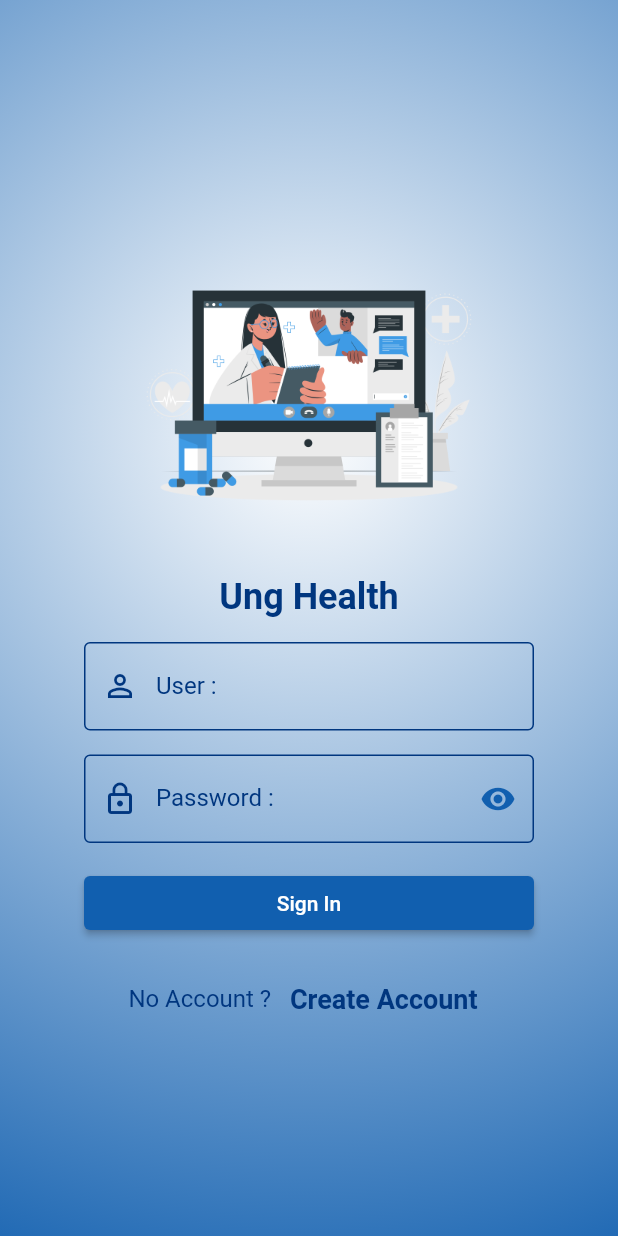
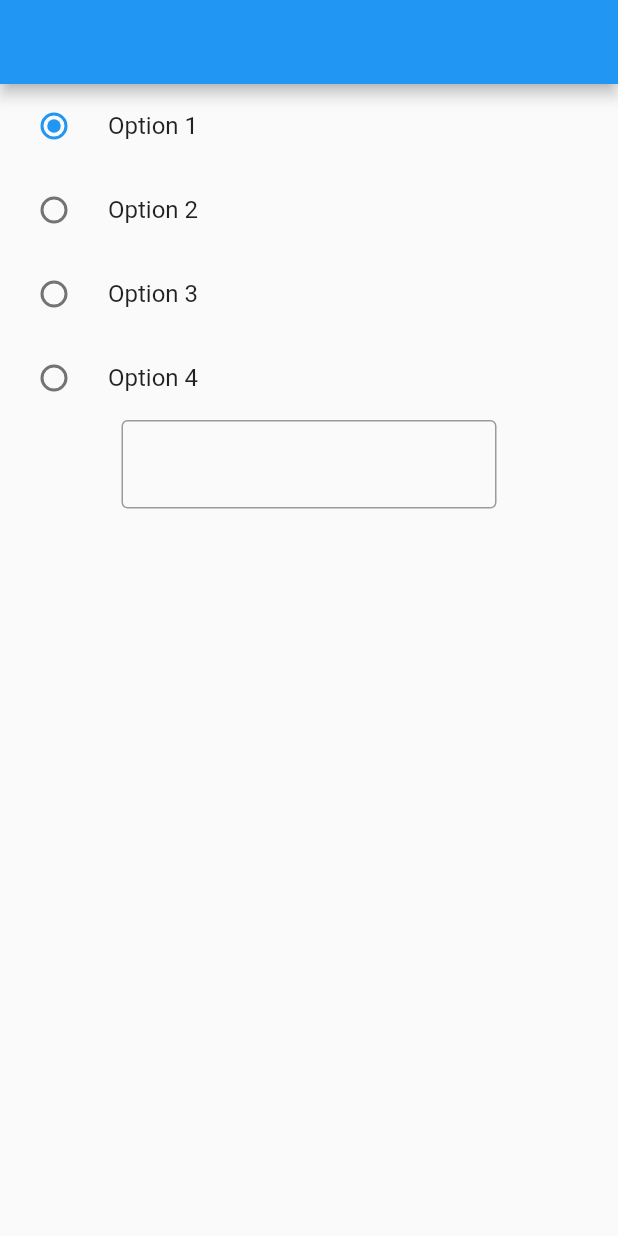
Before and after one commit to masterUNG/UngHealth, a Flutter app: the screen it shows after launch, on a phone screen of 412 x 824 dp. Run offline on Flutter 3.47's test engine with Material 2 defaults, Android fonts, the phone set to English and light mode, and no system bars; our stand-ins replace dio, geolocator, google_maps_flutter, image_picker, shared_preferences; accounts and stored records are empty.

Commit message:
update Damo

```diff
--- a/lib/main.dart
+++ b/lib/main.dart
@@ -3,6 +3,7 @@ import 'package:shared_preferences/shared_preferences.dart';
 import 'package:unghealth/states/add_edit_profile_nurse.dart';
 import 'package:unghealth/states/authen.dart';
 import 'package:unghealth/states/create_account.dart';
+import 'package:unghealth/states/demo_radio.dart';
 import 'package:unghealth/states/nurse_service.dart';
 import 'package:unghealth/states/user_service.dart';
 import 'package:unghealth/utility/my_constant.dart';
@@ -13,32 +14,38 @@ final Map<String, WidgetBuilder> map = {
   '/userService': (BuildContext context) => UserService(),
   '/nurseService': (BuildContext context) => NurseService(),
   '/addEditProfileNurse': (BuildContext context) => AddEditProfilNurse(),
+  '/demoRadio': (BuildContext context) => DemoRadio(),
 };
 
 String? firstState;
 
-Future<Null> main() async {
-  WidgetsFlutterBinding.ensureInitialized();
-  SharedPreferences preferences = await SharedPreferences.getInstance();
-  List<String>? datas = preferences.getStringList('data');
-  print('datas on main ==>> $datas');
-  if (datas == null) {
-    firstState = MyConstant.routeAuthen;
-    runApp(MyApp());
-  } else {
-    switch (datas[1]) {
-      case 'user':
-        firstState = MyConstant.routeUserService;
-        runApp(MyApp());
-        break;
-      case 'nurse':
-        firstState = MyConstant.routeNurseService;
-        runApp(MyApp());
-        break;
-      default:
-    }
-  }
+main() {
+  firstState = '/demoRadio';
+  runApp(MyApp());
 }
+
+// Future<Null> main() async {
+//   WidgetsFlutterBinding.ensureInitialized();
+//   SharedPreferences preferences = await SharedPreferences.getInstance();
+//   List<String>? datas = preferences.getStringList('data');
+//   print('datas on main ==>> $datas');
+//   if (datas == null) {
+//     firstState = MyConstant.routeAuthen;
+//     runApp(MyApp());
+//   } else {
+//     switch (datas[1]) {
+//       case 'user':
+//         firstState = MyConstant.routeUserService;
+//         runApp(MyApp());
+//         break;
+//       case 'nurse':
+//         firstState = MyConstant.routeNurseService;
+//         runApp(MyApp());
+//         break;
+//       default:
+//     }
+//   }
+// }
 
 class MyApp extends StatelessWidget {
   const MyApp({Key? key}) : super(key: key);
--- /dev/null
+++ b/lib/states/demo_radio.dart
@@ -0,0 +1,209 @@
+import 'package:flutter/material.dart';
+
+class DemoRadio extends StatefulWidget {
+  const DemoRadio({Key? key}) : super(key: key);
+
+  @override
+  _DemoRadioState createState() => _DemoRadioState();
+}
+
+class _DemoRadioState extends State<DemoRadio> {
+  List<Widget> widgets = [];
+  int index = 0;
+
+  @override
+  void initState() {
+    // TODO: implement initState
+    super.initState();
+
+    widgets.add(filedOne());
+    widgets.add(filedTwo());
+    widgets.add(filedThree());
+    widgets.add(filedFour());
+  }
+
+  @override
+  Widget build(BuildContext context) {
+    return Scaffold(
+      appBar: AppBar(),
+      body: Column(
+        children: [
+          optionOne(),
+          optionTwo(),
+          optionThree(),
+          optionFour(),
+          widgets[index],
+        ],
+      ),
+    );
+  }
+
+  Column filedOne() {
+    return Column(
+      children: [
+        Container(
+          width: 250,
+          child: TextFormField(
+            decoration: InputDecoration(
+              border: OutlineInputBorder(),
+            ),
+          ),
+        ),
+      ],
+    );
+  }
+
+  Column filedTwo() {
+    return Column(
+      children: [
+        Container(
+          width: 250,
+          margin: EdgeInsets.only(top: 16),
+          child: TextFormField(
+            decoration: InputDecoration(
+              border: OutlineInputBorder(),
+            ),
+          ),
+        ),
+        Container(
+          width: 250,
+          margin: EdgeInsets.only(top: 16),
+          child: TextFormField(
+            decoration: InputDecoration(
+              border: OutlineInputBorder(),
+            ),
+          ),
+        ),
+      ],
+    );
+  }
+
+  Column filedThree() {
+    return Column(
+      children: [
+        Container(
+          width: 250,
+          margin: EdgeInsets.only(top: 16),
+          child: TextFormField(
+            decoration: InputDecoration(
+              border: OutlineInputBorder(),
+            ),
+          ),
+        ),
+        Container(
+          width: 250,
+          margin: EdgeInsets.only(top: 16),
+          child: TextFormField(
+            decoration: InputDecoration(
+              border: OutlineInputBorder(),
+            ),
+          ),
+        ),
+        Container(
+          width: 250,
+          margin: EdgeInsets.only(top: 16),
+          child: TextFormField(
+            decoration: InputDecoration(
+              border: OutlineInputBorder(),
+            ),
+          ),
+        ),
+      ],
+    );
+  }
+
+  Column filedFour() {
+    return Column(
+      children: [
+        Container(
+          width: 250,
+          margin: EdgeInsets.only(top: 16),
+          child: TextFormField(
+            decoration: InputDecoration(
+              border: OutlineInputBorder(),
+            ),
+          ),
+        ),
+        Container(
+          width: 250,
+          margin: EdgeInsets.only(top: 16),
+          child: TextFormField(
+            decoration: InputDecoration(
+              border: OutlineInputBorder(),
+            ),
+          ),
+        ),
+        Container(
+          width: 250,
+          margin: EdgeInsets.only(top: 16),
+          child: TextFormField(
+            decoration: InputDecoration(
+              border: OutlineInputBorder(),
+            ),
+          ),
+        ),
+        Container(
+          width: 250,
+          margin: EdgeInsets.only(top: 16),
+          child: TextFormField(
+            decoration: InputDecoration(
+              border: OutlineInputBorder(),
+            ),
+          ),
+        ),
+      ],
+    );
+  }
+
+  RadioListTile<int> optionOne() {
+    return RadioListTile(
+      title: Text('Option 1'),
+      value: 0,
+      groupValue: index,
+      onChanged: (value) {
+        setState(() {
+          index = value!;
+        });
+      },
+    );
+  }
+
+  RadioListTile<int> optionTwo() {
+    return RadioListTile(
+      title: Text('Option 2'),
+      value: 1,
+      groupValue: index,
+      onChanged: (value) {
+        setState(() {
+          index = value!;
+        });
+      },
+    );
+  }
+
+  RadioListTile<int> optionThree() {
+    return RadioListTile(
+      title: Text('Option 3'),
+      value: 2,
+      groupValue: index,
+      onChanged: (value) {
+        setState(() {
+          index = value!;
+        });
+      },
+    );
+  }
+
+  RadioListTile<int> optionFour() {
+    return RadioListTile(
+      title: Text('Option 4'),
+      value: 3,
+      groupValue: index,
+      onChanged: (value) {
+        setState(() {
+          index = value!;
+        });
+      },
+    );
+  }
+}
```
Also changed, not shown: pubspec.lock, 7 other files.
